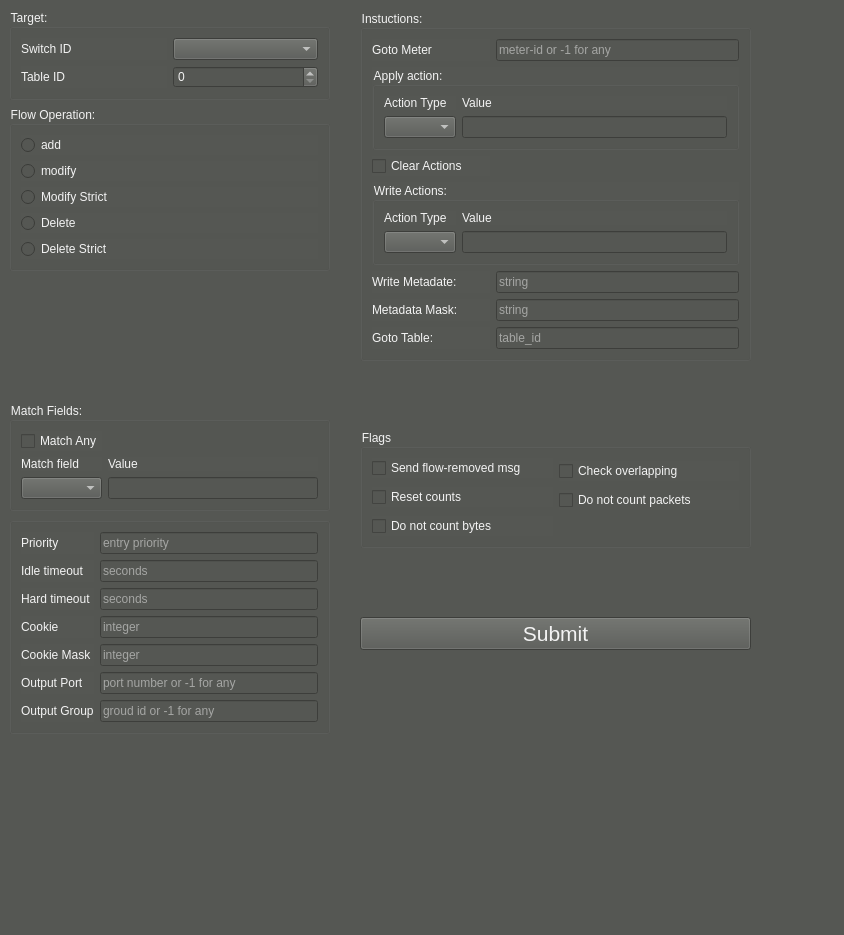
Gaopeng-Bai/QT_flowmanager, file GUI/flow_control.ui: the form before one commit.
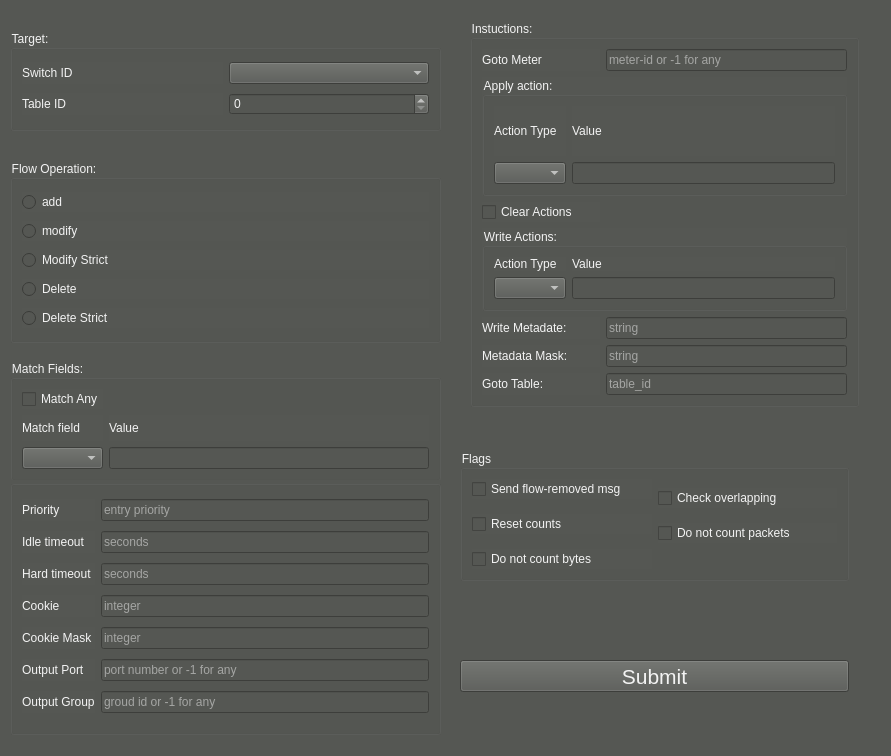
The form after the commit.

```diff
--- a/GUI/flow_control.ui
+++ b/GUI/flow_control.ui
@@ -6,8 +6,8 @@
    <rect>
     <x>0</x>
     <y>0</y>
-    <width>844</width>
-    <height>935</height>
+    <width>891</width>
+    <height>756</height>
    </rect>
   </property>
   <property name="windowTitle">
@@ -17,18 +17,15 @@
    <string notr="true">background-color: rgb(85, 87, 83);
 color: rgb(243, 243, 243);</string>
   </property>
-  <widget class="QWidget" name="layoutWidget">
-   <property name="geometry">
-    <rect>
-     <x>9</x>
-     <y>9</y>
-     <width>321</width>
-     <height>725</height>
-    </rect>
-   </property>
-   <layout class="QVBoxLayout" name="verticalLayout">
-    <item>
      <widget class="QGroupBox" name="groupBox">
+   <property name="geometry">
+    <rect>
+     <x>10</x>
+     <y>30</y>
+     <width>431</width>
+     <height>101</height>
+    </rect>
+   </property>
       <property name="title">
        <string>Target:</string>
       </property>
@@ -55,9 +52,15 @@
        </item>
       </layout>
      </widget>
-    </item>
-    <item>
      <widget class="QGroupBox" name="groupBox_2">
+   <property name="geometry">
+    <rect>
+     <x>10</x>
+     <y>160</y>
+     <width>431</width>
+     <height>183</height>
+    </rect>
+   </property>
       <property name="title">
        <string>Flow Operation:</string>
       </property>
@@ -99,22 +102,15 @@
        </item>
       </layout>
      </widget>
-    </item>
-    <item>
-     <spacer name="verticalSpacer">
-      <property name="orientation">
-       <enum>Qt::Vertical</enum>
-      </property>
-      <property name="sizeHint" stdset="0">
-       <size>
-        <width>20</width>
-        <height>40</height>
-       </size>
-      </property>
-     </spacer>
-    </item>
-    <item>
      <widget class="QGroupBox" name="groupBox_3">
+   <property name="geometry">
+    <rect>
+     <x>10</x>
+     <y>360</y>
+     <width>431</width>
+     <height>121</height>
+    </rect>
+   </property>
       <property name="title">
        <string>Match Fields:</string>
       </property>
@@ -148,9 +144,15 @@
        </item>
       </layout>
      </widget>
-    </item>
-    <item>
      <widget class="QGroupBox" name="groupBox_4">
+   <property name="geometry">
+    <rect>
+     <x>10</x>
+     <y>480</y>
+     <width>431</width>
+     <height>255</height>
+    </rect>
+   </property>
       <property name="title">
        <string/>
       </property>
@@ -258,21 +260,15 @@
        </item>
       </layout>
      </widget>
-    </item>
-   </layout>
-  </widget>
-  <widget class="QWidget" name="layoutWidget">
-   <property name="geometry">
-    <rect>
-     <x>360</x>
-     <y>10</y>
-     <width>391</width>
-     <height>702</height>
-    </rect>
-   </property>
-   <layout class="QVBoxLayout" name="verticalLayout_3">
-    <item>
      <widget class="QGroupBox" name="groupBox_5">
+   <property name="geometry">
+    <rect>
+     <x>470</x>
+     <y>20</y>
+     <width>389</width>
+     <height>387</height>
+    </rect>
+   </property>
       <property name="title">
        <string>Instuctions:</string>
       </property>
@@ -400,22 +396,15 @@
        </item>
       </layout>
      </widget>
-    </item>
-    <item>
-     <spacer name="verticalSpacer_3">
-      <property name="orientation">
-       <enum>Qt::Vertical</enum>
-      </property>
-      <property name="sizeHint" stdset="0">
-       <size>
-        <width>20</width>
-        <height>40</height>
-       </size>
-      </property>
-     </spacer>
-    </item>
-    <item>
      <widget class="QGroupBox" name="groupBox_6">
+   <property name="geometry">
+    <rect>
+     <x>460</x>
+     <y>450</y>
+     <width>389</width>
+     <height>131</height>
+    </rect>
+   </property>
       <property name="title">
        <string>Flags</string>
       </property>
@@ -457,22 +446,15 @@
        </item>
       </layout>
      </widget>
-    </item>
-    <item>
-     <spacer name="verticalSpacer_2">
-      <property name="orientation">
-       <enum>Qt::Vertical</enum>
-      </property>
-      <property name="sizeHint" stdset="0">
-       <size>
-        <width>20</width>
-        <height>40</height>
-       </size>
-      </property>
-     </spacer>
-    </item>
-    <item>
      <widget class="QPushButton" name="submit">
+   <property name="geometry">
+    <rect>
+     <x>460</x>
+     <y>660</y>
+     <width>389</width>
+     <height>32</height>
+    </rect>
+   </property>
       <property name="font">
        <font>
         <pointsize>16</pointsize>
@@ -481,22 +463,6 @@
       <property name="text">
        <string>Submit</string>
       </property>
-     </widget>
-    </item>
-    <item>
-     <spacer name="verticalSpacer_4">
-      <property name="orientation">
-       <enum>Qt::Vertical</enum>
-      </property>
-      <property name="sizeHint" stdset="0">
-       <size>
-        <width>20</width>
-        <height>40</height>
-       </size>
-      </property>
-     </spacer>
-    </item>
-   </layout>
   </widget>
  </widget>
  <resources/>
```
Lines whose indentation alone changed are shown as unchanged.
